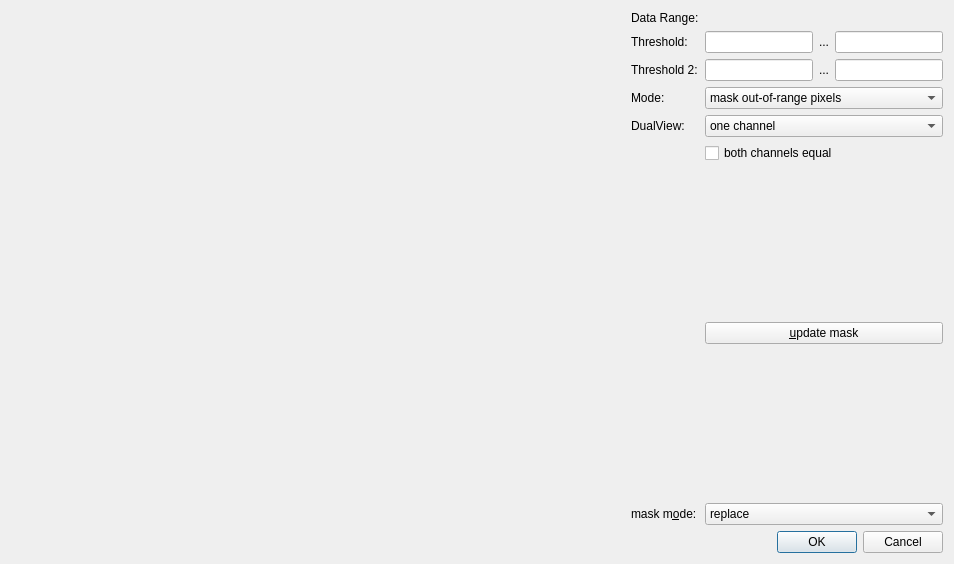
This is plugins/imagingfcs/qfrdrimagingfcsmaskbyintensity.ui in jkriege2/QuickFit3 as Qt 5 draws it before an edit. The edited form follows.
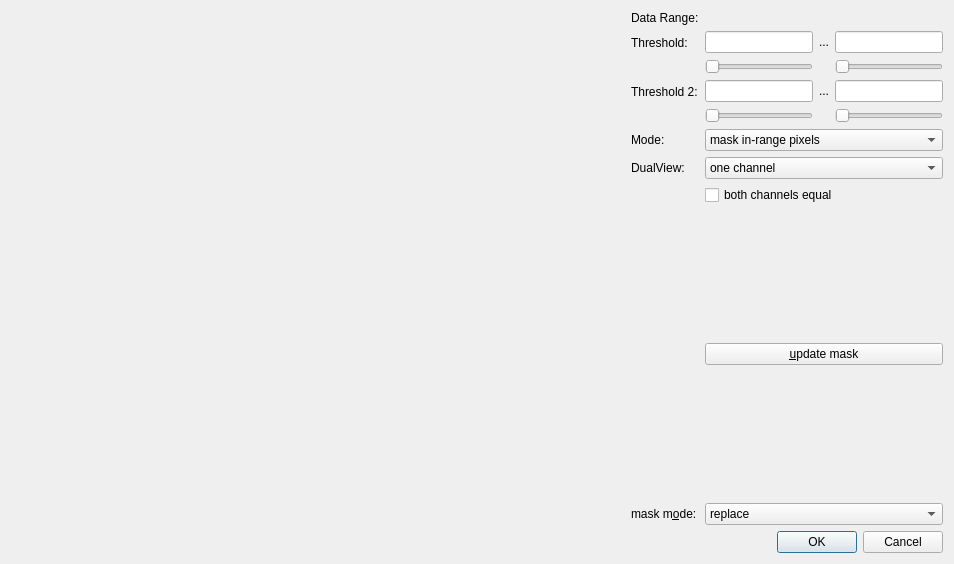
This is the edited form. Icons and pictures are not drawn. Custom widgets are drawn as their Qt base class.

Commit message:
QuickFit3/lib:   - added rudimentary double-values slider widget (incl. test)
QuickFi3/libwidgets:
  - made QFHistogramView more space saving (by default, can be switched using QFHistogramView::setSpaceSavingMode() )

QuickFit3/imagingFCS:
  - bugfixes in "mask by image" dialog (mixed up selection names of modes)
  - added sliders to "mask by image" dialog

QuickFit3/imFCCSFit:
  - "calculate crosstalk-corrected relative CCF amplitude" now can also use the g(0) fit result as input data!

Patch:
```diff
--- a/plugins/imagingfcs/qfrdrimagingfcsmaskbyintensity.ui
+++ b/plugins/imagingfcs/qfrdrimagingfcsmaskbyintensity.ui
@@ -49,20 +49,34 @@
         </widget>
        </item>
        <item row="1" column="1">
-        <layout class="QHBoxLayout" name="horizontalLayout_2">
-         <item>
+        <layout class="QGridLayout" name="gridLayout">
+         <item row="0" column="1">
           <widget class="QFDoubleEdit" name="edtLevel"/>
          </item>
-         <item>
+         <item row="0" column="2">
           <widget class="QLabel" name="label_7">
            <property name="text">
             <string>...</string>
            </property>
           </widget>
          </item>
-         <item>
+         <item row="0" column="3">
           <widget class="QFDoubleEdit" name="edtLevel_2"/>
          </item>
+         <item row="1" column="1">
+          <widget class="QFDoubleSlider" name="sldLevel">
+           <property name="orientation">
+            <enum>Qt::Horizontal</enum>
+           </property>
+          </widget>
+         </item>
+         <item row="1" column="3">
+          <widget class="QFDoubleSlider" name="sldLevel_2">
+           <property name="orientation">
+            <enum>Qt::Horizontal</enum>
+           </property>
+          </widget>
+         </item>
         </layout>
        </item>
        <item row="2" column="0">
@@ -76,20 +90,34 @@
         </widget>
        </item>
        <item row="2" column="1">
-        <layout class="QHBoxLayout" name="horizontalLayout_3">
-         <item>
+        <layout class="QGridLayout" name="gridLayout_2">
+         <item row="0" column="0">
           <widget class="QFDoubleEdit" name="edtLevel2"/>
          </item>
-         <item>
-          <widget class="QLabel" name="label_8">
-           <property name="text">
-            <string>...</string>
-           </property>
-          </widget>
-         </item>
-         <item>
+         <item row="0" column="2">
           <widget class="QFDoubleEdit" name="edtLevel2_2"/>
          </item>
+         <item row="0" column="1">
+          <widget class="QLabel" name="label_8">
+           <property name="text">
+            <string>...</string>
+           </property>
+          </widget>
+         </item>
+         <item row="1" column="0">
+          <widget class="QFDoubleSlider" name="sldLevel2">
+           <property name="orientation">
+            <enum>Qt::Horizontal</enum>
+           </property>
+          </widget>
+         </item>
+         <item row="1" column="2">
+          <widget class="QFDoubleSlider" name="sldLevel2_2">
+           <property name="orientation">
+            <enum>Qt::Horizontal</enum>
+           </property>
+          </widget>
+         </item>
         </layout>
        </item>
        <item row="3" column="0">
@@ -103,16 +131,16 @@
         <layout class="QVBoxLayout" name="verticalLayout_2">
          <item>
           <widget class="QComboBox" name="cmbMaskingMode">
-           <item>
-            <property name="text">
-             <string>mask out-of-range pixels</string>
-            </property>
-           </item>
            <item>
             <property name="text">
              <string>mask in-range pixels</string>
             </property>
            </item>
+           <item>
+            <property name="text">
+             <string>mask out-of-range pixels</string>
+            </property>
+           </item>
            <item>
             <property name="text">
              <string>mask smaller threshold</string>
@@ -251,20 +279,30 @@
   </layout>
  </widget>
  <customwidgets>
-  <customwidget>
-   <class>QFDoubleEdit</class>
-   <extends>QLineEdit</extends>
-   <header>qfdoubleedit.h</header>
-   <slots>
-    <signal>valueChanged(double)</signal>
-   </slots>
-  </customwidget>
   <customwidget>
    <class>QFPlotter</class>
    <extends>QWidget</extends>
    <header>qfplotter.h</header>
    <container>1</container>
   </customwidget>
+  <customwidget>
+   <class>QFDoubleEdit</class>
+   <extends>QLineEdit</extends>
+   <header>qfdoubleedit.h</header>
+   <slots>
+    <signal>valueChanged(double)</signal>
+    <slot>setValue(double)</slot>
+   </slots>
+  </customwidget>
+  <customwidget>
+   <class>QFDoubleSlider</class>
+   <extends>QSlider</extends>
+   <header>qfdoubleslider.h</header>
+   <slots>
+    <signal>dsliderMoved(double)</signal>
+    <slot>setDValue(double)</slot>
+   </slots>
+  </customwidget>
  </customwidgets>
  <resources>
   <include location="qfrdrimagingfcs.qrc"/>
```
Left out of the diff: 214 changed lines with no effect on the pictures. The commit also changes 22 other files.
